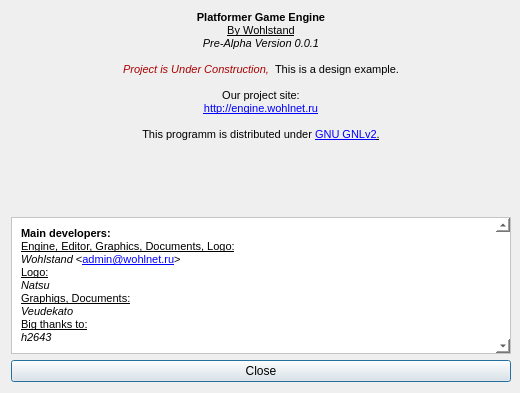
WohlSoft/Moondust-Project, file Editor/aboutdialog.ui: the form before one commit.
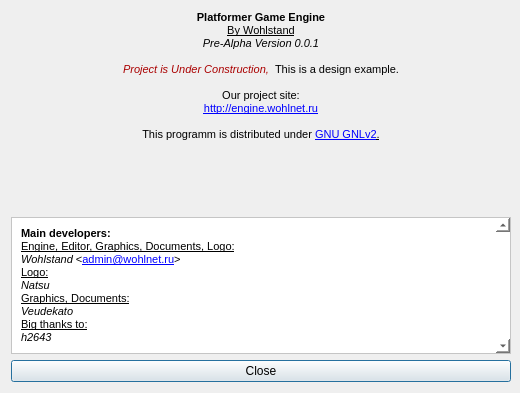
The form after the commit. Icons and pictures are not drawn.

Patch:
```diff
--- a/Editor/aboutdialog.ui
+++ b/Editor/aboutdialog.ui
@@ -10,7 +10,7 @@
     <x>0</x>
     <y>0</y>
     <width>500</width>
-    <height>362</height>
+    <height>390</height>
    </rect>
   </property>
   <property name="sizePolicy">
@@ -54,7 +54,7 @@
   <property name="modal">
    <bool>true</bool>
   </property>
-  <layout class="QGridLayout" name="gridLayout" rowminimumheight="200,0,0,0" columnminimumwidth="500,0">
+  <layout class="QGridLayout" name="gridLayout" rowminimumheight="200,0,0" columnminimumwidth="500">
    <property name="sizeConstraint">
     <enum>QLayout::SetFixedSize</enum>
    </property>
@@ -94,7 +94,7 @@
 &lt;p style=&quot; margin-top:0px; margin-bottom:0px; margin-left:0px; margin-right:0px; -qt-block-indent:0; text-indent:0px;&quot;&gt;&lt;span style=&quot; font-size:8pt; font-style:italic;&quot;&gt;Wohlstand&lt;/span&gt;&lt;span style=&quot; font-size:8pt;&quot;&gt; &amp;lt;&lt;/span&gt;&lt;a href=&quot;mailto:admin@wohlnet.ru&quot;&gt;&lt;span style=&quot; font-size:8pt; text-decoration: underline; color:#0000ff;&quot;&gt;admin@wohlnet.ru&lt;/span&gt;&lt;/a&gt;&lt;span style=&quot; font-size:8pt;&quot;&gt;&amp;gt;&lt;/span&gt;&lt;/p&gt;
 &lt;p style=&quot; margin-top:0px; margin-bottom:0px; margin-left:0px; margin-right:0px; -qt-block-indent:0; text-indent:0px;&quot;&gt;&lt;span style=&quot; font-size:8pt; text-decoration: underline;&quot;&gt;Logo:&lt;/span&gt;&lt;/p&gt;
 &lt;p style=&quot; margin-top:0px; margin-bottom:0px; margin-left:0px; margin-right:0px; -qt-block-indent:0; text-indent:0px;&quot;&gt;&lt;span style=&quot; font-size:8pt; font-style:italic;&quot;&gt;Natsu&lt;/span&gt;&lt;/p&gt;
-&lt;p style=&quot; margin-top:0px; margin-bottom:0px; margin-left:0px; margin-right:0px; -qt-block-indent:0; text-indent:0px;&quot;&gt;&lt;span style=&quot; font-size:8pt; text-decoration: underline;&quot;&gt;Graphigs, Documents:&lt;/span&gt;&lt;/p&gt;
+&lt;p style=&quot; margin-top:0px; margin-bottom:0px; margin-left:0px; margin-right:0px; -qt-block-indent:0; text-indent:0px;&quot;&gt;&lt;span style=&quot; font-size:8pt; text-decoration: underline;&quot;&gt;Graphics, Documents:&lt;/span&gt;&lt;/p&gt;
 &lt;p style=&quot; margin-top:0px; margin-bottom:0px; margin-left:0px; margin-right:0px; -qt-block-indent:0; text-indent:0px;&quot;&gt;&lt;span style=&quot; font-size:8pt; font-style:italic;&quot;&gt;Veudekato&lt;/span&gt;&lt;/p&gt;
 &lt;p style=&quot; margin-top:0px; margin-bottom:0px; margin-left:0px; margin-right:0px; -qt-block-indent:0; text-indent:0px;&quot;&gt;&lt;span style=&quot; font-size:8pt; text-decoration: underline;&quot;&gt;Big thanks to:&lt;/span&gt;&lt;span style=&quot; font-size:8pt;&quot;&gt;&lt;br /&gt;&lt;/span&gt;&lt;span style=&quot; font-size:8pt; font-style:italic;&quot;&gt;h2643&lt;/span&gt;&lt;/p&gt;&lt;/body&gt;&lt;/html&gt;</string>
          </property>
```
